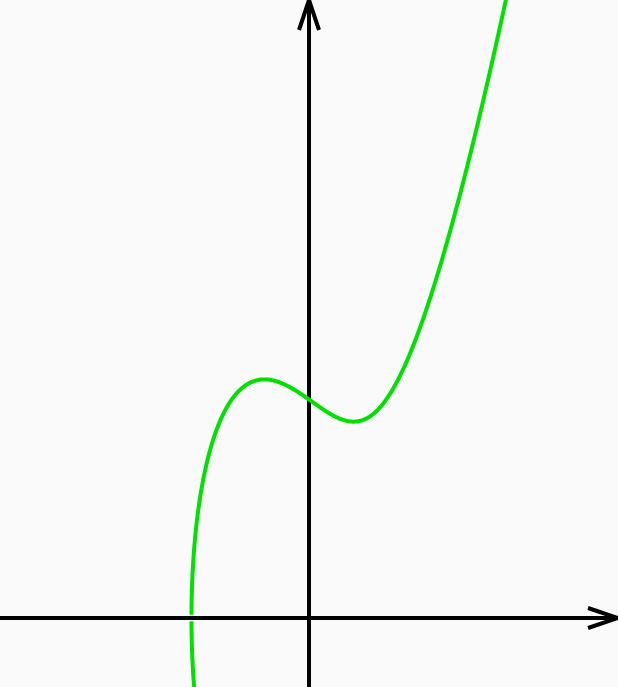
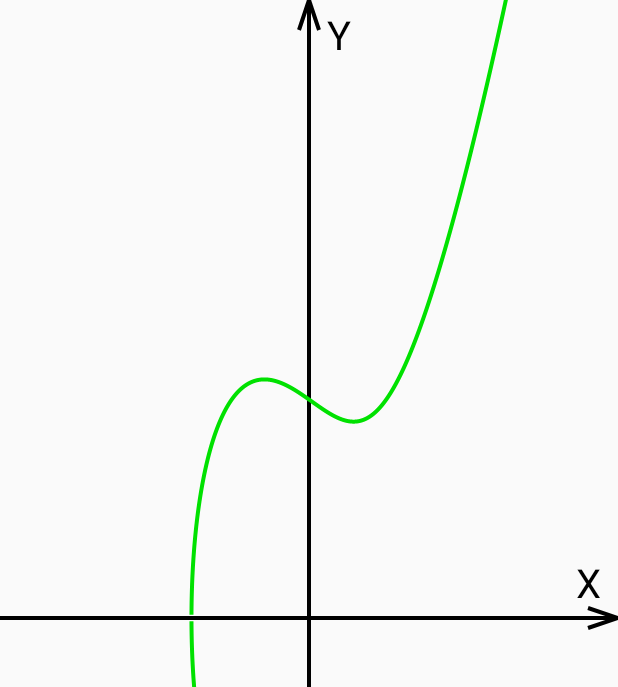
Before and after one commit to i-redbyte/Animatron, an Android app built with Jetpack Compose: the CurveActivity screen opened directly, with no data from a screen before it, on a phone screen of 412 x 824 dp. Shown: the top 687 px of the screen. Run offline under Robolectric (Android 15) with nearby library versions, the phone set to English and light mode, and no system bars.

Commit message:
[EllipticCurve] X and Y axes are signed

```diff
--- a/app/src/main/java/org/redbyte/animatron/curve/EllipticCurveView.kt
+++ b/app/src/main/java/org/redbyte/animatron/curve/EllipticCurveView.kt
@@ -17,6 +17,12 @@ class EllipticCurveView(context: Context, attrs: AttributeSet? = null) : View(co
         color = 0xFF00E100.toInt()
         strokeWidth = 4f
         style = Paint.Style.STROKE
+    }
+
+    private val textPaint = Paint(Paint.ANTI_ALIAS_FLAG).apply {
+        color = 0xFF000000.toInt()
+        textSize = 40f
+        textAlign = Paint.Align.CENTER
     }
 
     private var a = 0.0
@@ -90,6 +96,8 @@ class EllipticCurveView(context: Context, attrs: AttributeSet? = null) : View(co
         canvas.drawLine(endX, height / 2f, endX - arrowLength, height / 2f + arrowWidth, axisPaint)
         canvas.drawLine(width / 2f, startY, width / 2f - arrowWidth, startY + arrowLength, axisPaint)
         canvas.drawLine(width / 2f, startY, width / 2f + arrowWidth, startY + arrowLength, axisPaint)
+        canvas.drawText("X", endX - arrowLength, height / 2f - arrowWidth - 10f, textPaint)
+        canvas.drawText("Y", width / 2f + arrowWidth + 20f, startY + arrowLength + textPaint.textSize / 2, textPaint)
     }
 
     fun setCurveParameters(a: Double, b: Double, xMin: Double, xMax: Double, step: Double) {
```
